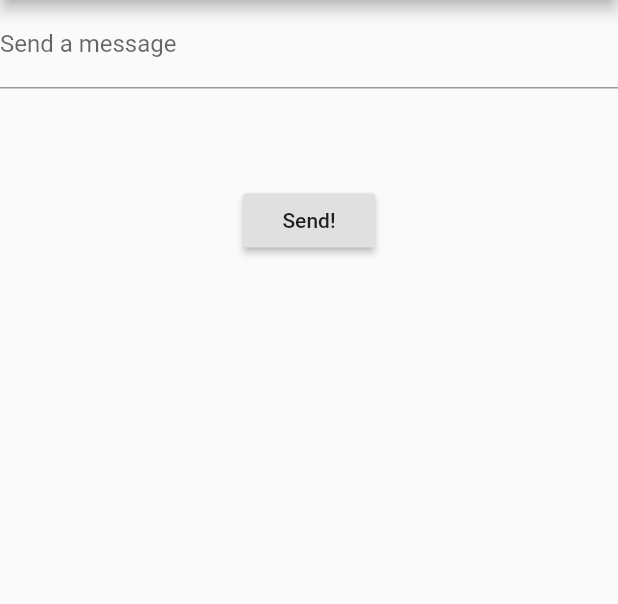
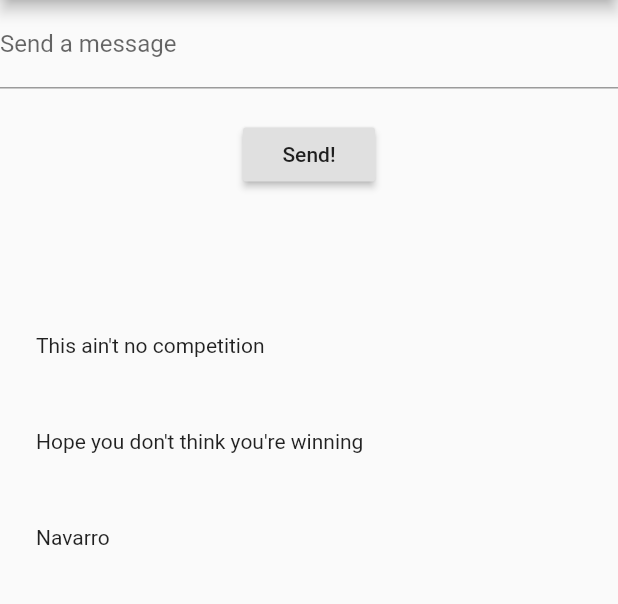
Before and after one commit to paxcodes/flutter_websockets, a Flutter app: the screen it shows after launch, on a phone screen of 412 x 824 dp, the part 84-688 px from its top. Run offline on Flutter 3.47's test engine with Material 2 defaults, Android fonts, the phone set to English and light mode, and no system bars; network calls fail.

Commit message:
:lipstick: Move stream builder at the bottom and print list of messages

```diff
--- /dev/null
+++ b/lib/components/message_list.dart
@@ -0,0 +1,22 @@
+import 'package:flutter/material.dart';
+
+class MessagesList extends StatelessWidget {
+  final List<String> messages = [
+    "This ain't no competition",
+    "Hope you don't think you're winning",
+    "Navarro"
+  ];
+
+  @override
+  Widget build(BuildContext context) {
+    return Expanded(
+      child: ListView.builder(
+        itemCount: messages.length,
+        itemBuilder: (context, index) => Padding(
+          padding: const EdgeInsets.all(24.0),
+          child: Text(messages[index]),
+        ),
+      ),
+    );
+  }
+}
--- a/lib/screens/home.dart
+++ b/lib/screens/home.dart
@@ -1,5 +1,6 @@
 import 'package:flutter/material.dart';
 import 'package:web_socket_channel/io.dart';
+import 'package:websocketssample/components/message_list.dart';
 
 class MyHomePage extends StatefulWidget {
   final channel = IOWebSocketChannel.connect('ws://echo.websocket.org');
@@ -21,15 +22,7 @@ class _MyHomePageState extends State<MyHomePage> {
             decoration: InputDecoration(labelText: 'Send a message'),
           ),
         ),
-        StreamBuilder(
-          stream: widget.channel.stream,
-          builder: (context, snapshot) {
-            return Padding(
-              padding: const EdgeInsets.all(24.0),
-              child: Text(snapshot.hasData ? '${snapshot.data}' : ''),
-            );
-          },
-        ),
+        SizedBox(height: 20),
         RaisedButton(
           child: Text("Send!"),
           onPressed: () {
@@ -38,6 +31,20 @@ class _MyHomePageState extends State<MyHomePage> {
             }
           },
         ),
+        StreamBuilder(
+          stream: widget.channel.stream,
+          builder: (context, snapshot) {
+            String text = '';
+            if (snapshot.hasData) {
+              text = snapshot.data;
+            }
+            return Padding(
+              padding: const EdgeInsets.all(24.0),
+              child: Text(text, style: TextStyle(fontSize: 20)),
+            );
+          },
+        ),
+        MessagesList(),
       ],
     );
   }
```
